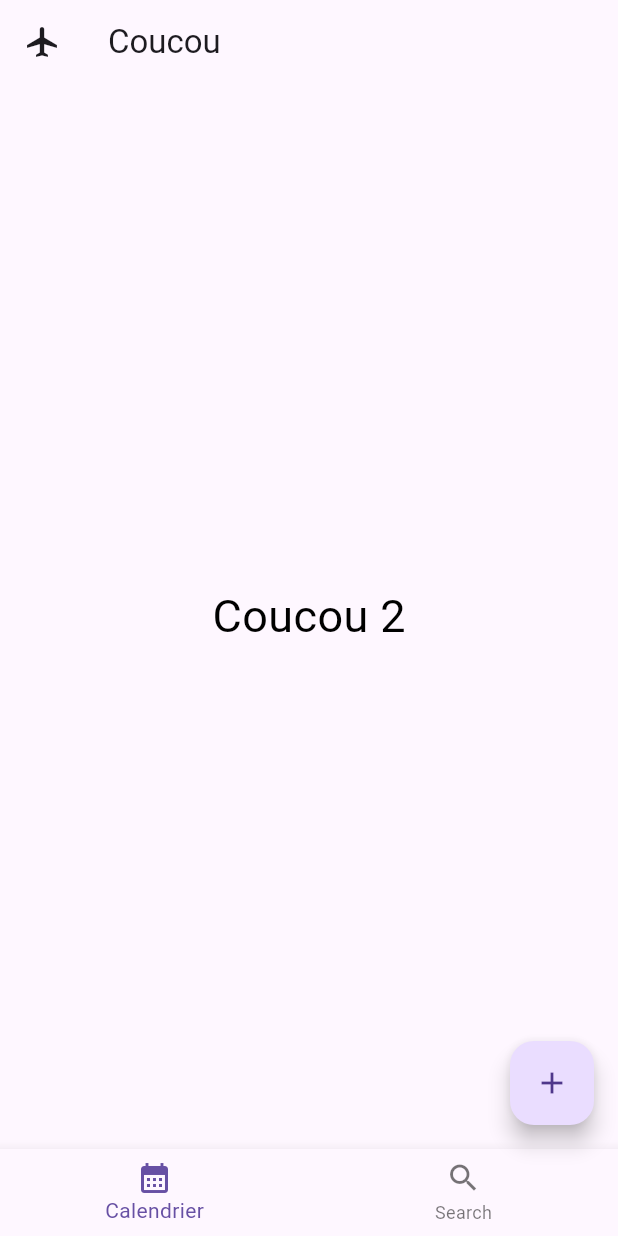
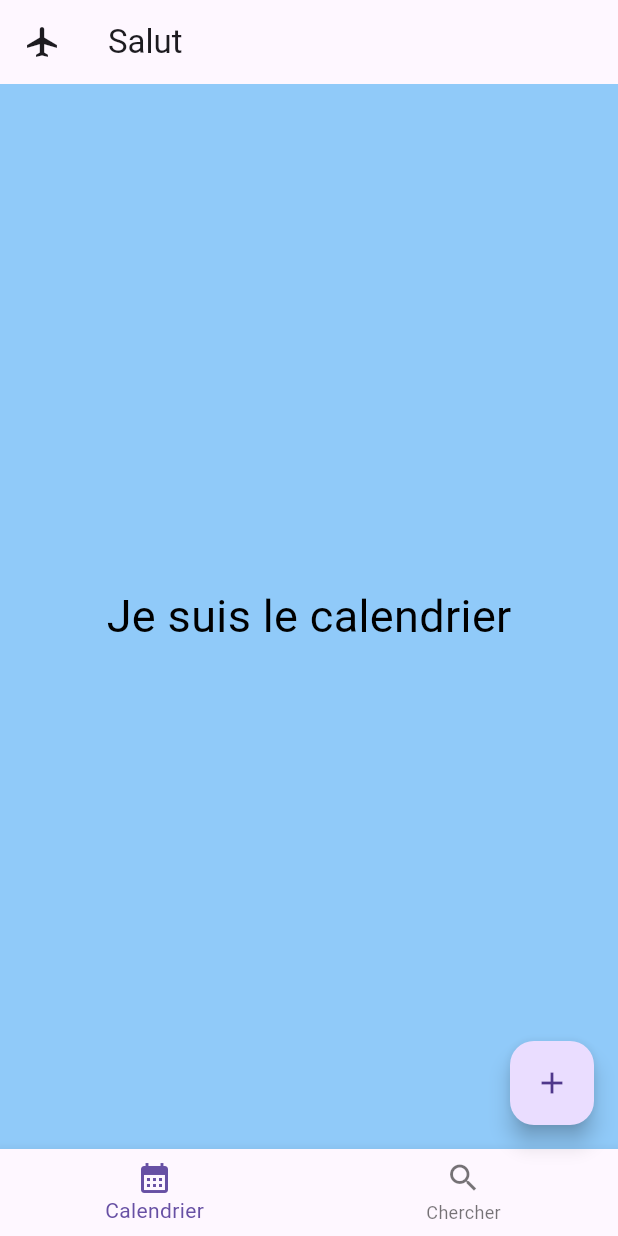
Before and after one commit to ThomasEcalle/5_AL1_2023, a Flutter app: the screen it shows after launch, after a tap on the "add" icon, on a phone screen of 412 x 824 dp. Run offline on Flutter 3.47's test engine with Material 2 defaults, Android fonts, the phone set to English and light mode, and no system bars.

Commit message:
Add dynamic bottom navigation bar

```diff
--- a/lib/home.dart
+++ b/lib/home.dart
@@ -1,26 +1,37 @@
+import 'package:al_2023/home_tabs/calendar_tab.dart';
+import 'package:al_2023/home_tabs/search_tab.dart';
 import 'package:flutter/material.dart';
 
-class Home extends StatelessWidget {
+class Home extends StatefulWidget {
   const Home({super.key});
+
+  @override
+  State<Home> createState() => _HomeState();
+}
+
+class _HomeState extends State<Home> {
+  int _currentIndex = 0;
+  int _counter = 0;
+
+  final List<Widget> _tabs = [
+    const CalendarTab(),
+    const SearchTab(),
+  ];
 
   @override
   Widget build(BuildContext context) {
     return Scaffold(
       appBar: AppBar(
         leading: Icon(Icons.airplanemode_active),
-        title: Text('Coucou'),
+        title: Text('Salut'),
       ),
-      body: Center(
-        child: Text(
-          'Coucou 2',
-          style: Theme.of(context).textTheme.bodyMedium,
-        ),
-      ),
+      body: _tabs[_currentIndex],
       floatingActionButton: FloatingActionButton(
         child: Icon(Icons.add),
         onPressed: _onButtonTap,
       ),
       bottomNavigationBar: BottomNavigationBar(
+        currentIndex: _currentIndex,
         onTap: _onNewIndexTap,
         items: const [
           BottomNavigationBarItem(
@@ -29,7 +40,7 @@ class Home extends StatelessWidget {
           ),
           BottomNavigationBarItem(
             icon: Icon(Icons.search),
-            label: 'Search',
+            label: 'Chercher',
           ),
         ],
       ),
@@ -38,9 +49,16 @@ class Home extends StatelessWidget {
 
   void _onNewIndexTap(int newIndex) {
     print('Nouvel index: $newIndex');
+
+    setState(() {
+      _currentIndex = newIndex;
+    });
   }
 
   void _onButtonTap() {
     print('Le bouton a été cliqué');
+    setState(() {
+      _counter++;
+    });
   }
 }
--- /dev/null
+++ b/lib/home_tabs/calendar_tab.dart
@@ -0,0 +1,15 @@
+import 'package:flutter/material.dart';
+
+class CalendarTab extends StatelessWidget {
+  const CalendarTab({super.key});
+
+  @override
+  Widget build(BuildContext context) {
+    return Container(
+      color: Colors.blue[200],
+      child: const Center(
+        child: Text('Je suis le calendrier'),
+      ),
+    );
+  }
+}
--- /dev/null
+++ b/lib/home_tabs/search_tab.dart
@@ -0,0 +1,15 @@
+import 'package:flutter/material.dart';
+
+class SearchTab extends StatelessWidget {
+  const SearchTab({super.key});
+
+  @override
+  Widget build(BuildContext context) {
+    return Container(
+      color: Colors.orange[200],
+      child: const Center(
+        child: Text('Je suis la recherche'),
+      ),
+    );
+  }
+}
```
